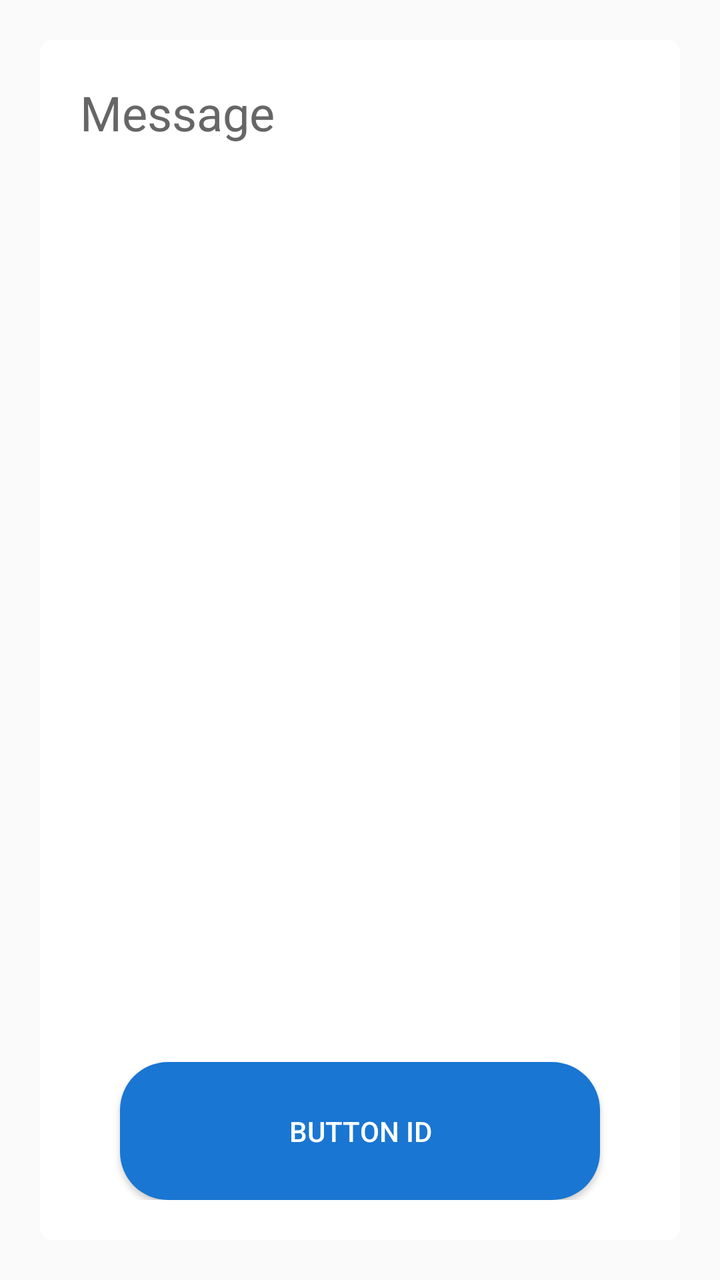
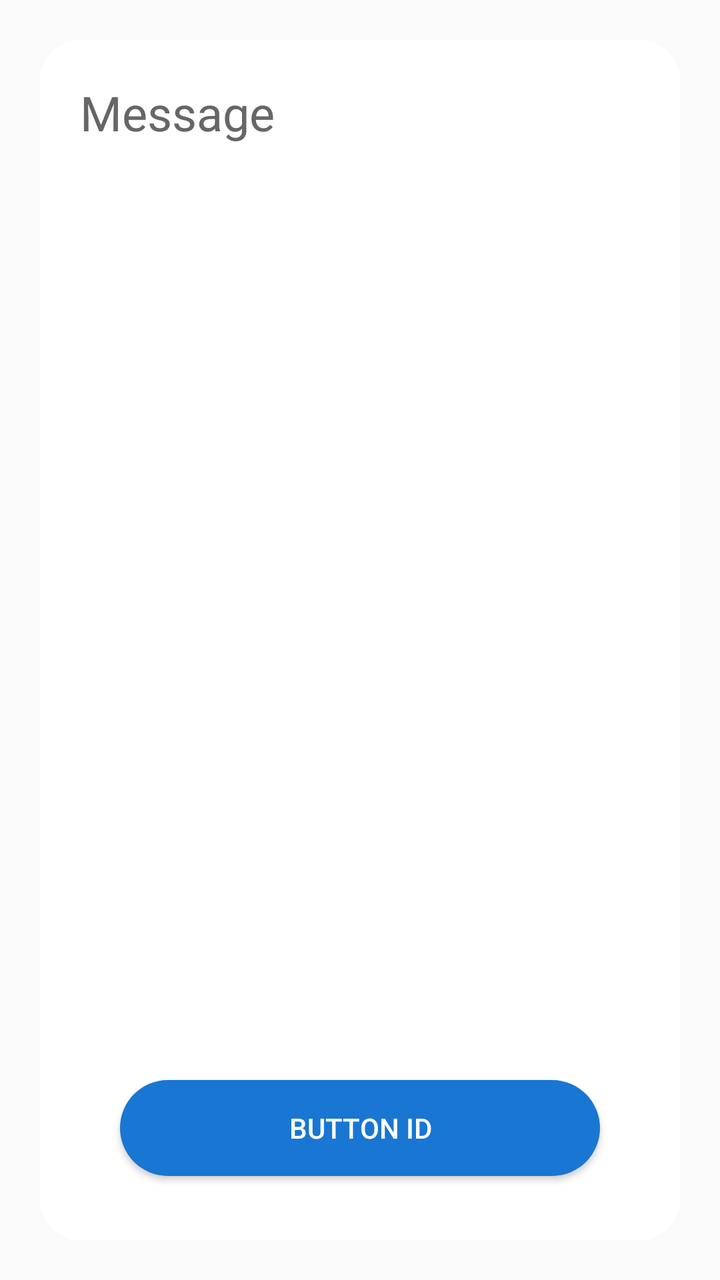

An Android layout rendered at two revisions. The XML below is the earlier revision; the diff shows what the commit changed to produce the second picture.
<!-- AndroidManifest.xml: application theme Theme.RoomEqualizer -->
<!-- res/layout/popup_layout2.xml -->
<?xml version="1.0" encoding="utf-8"?>
<LinearLayout xmlns:android="http://schemas.android.com/apk/res/android"
    xmlns:app="http://schemas.android.com/apk/res-auto"
    android:layout_width="match_parent"
    android:layout_height="match_parent"
    android:gravity="center"
    android:orientation="vertical">

    <LinearLayout
        android:id="@+id/background"
        android:layout_width="match_parent"
        android:layout_height="600dp"
        android:layout_marginLeft="20dp"
        android:layout_marginRight="20dp"
        android:background="@drawable/bg_popup_white"
        android:orientation="vertical"
        android:padding="20dp">

        <LinearLayout
            android:layout_width="match_parent"
            android:layout_height="0dp"
            android:layout_weight="7"
            android:orientation="horizontal">

            <TextView
                android:id="@+id/tvMessage"
                android:layout_width="match_parent"
                android:layout_height="wrap_content"
                android:text="Message"
                android:textColor="@color/gray"
                android:textSize="24sp" />
        </LinearLayout>

        <android.widget.Button
            android:id="@+id/btnButtonID"
            android:layout_width="match_parent"
            android:layout_height="0dp"
            android:layout_marginLeft="20dp"
            android:layout_marginTop="10dp"
            android:layout_marginRight="20dp"
            android:layout_weight="1"
            android:background="@drawable/bg_button"
            android:text="Button ID"
            android:textColor="@color/btn_text_color" />

    </LinearLayout>

</LinearLayout>
<!-- resources referenced by this layout -->
<resources>
  <color name="btn_text_color">#FFFFFFFF</color>
  <color name="gray">#FF666666</color>
  <!-- drawable bg_button (drawable) -->
  <?xml version="1.0" encoding="utf-8"?>
  <selector xmlns:android="http://schemas.android.com/apk/res/android">
  
      
      <item android:state_pressed="true">
          <shape android:shape="rectangle">
              <solid android:color="#1976D2" /> 
              <corners android:radius="24dp" /> 
          </shape>
      </item>
  
      
      <item>
          <shape android:shape="rectangle">
              <solid android:color="#1976D2" /> 
              <corners android:radius="24dp" /> 
          </shape>
      </item>
  
  </selector>
  <!-- drawable bg_popup_white (drawable) -->
  <?xml version="1.0" encoding="utf-8"?>
  <selector xmlns:android="http://schemas.android.com/apk/res/android">
  
      <item android:state_pressed="true">
          <shape android:shape="rectangle">
              <solid android:color="#FFFFFFFF" /> 
              <corners android:radius="6dp" /> 
          </shape>
      </item>
  
      <item>
          <shape android:shape="rectangle">
              <solid android:color="#FFFFFFFF" /> 
              <corners android:radius="6dp" /> 
          </shape>
      </item>
  
  </selector>
  <style name="Theme.RoomEqualizer" parent="Theme.AppCompat.DayNight.NoActionBar">
          
          <item name="colorPrimary">@color/purple_500</item>
          <item name="colorPrimaryDark">@color/purple_700</item>
          <item name="colorAccent">@color/teal_200</item>
      </style>
  <color name="purple_500">#FF6200EE</color>
  <color name="purple_700">#FF3700B3</color>
  <color name="teal_200">#FF03DAC5</color>
</resources>

<!-- the commit's change to res/layout/popup_layout2.xml (unified diff, before → after) -->
@@ -29,19 +29,26 @@
                 android:text="Message"
                 android:textColor="@color/gray"
                 android:textSize="24sp" />
+
         </LinearLayout>
 
-        <android.widget.Button
-            android:id="@+id/btnButtonID"
+        <LinearLayout
             android:layout_width="match_parent"
             android:layout_height="0dp"
-            android:layout_marginLeft="20dp"
-            android:layout_marginTop="10dp"
-            android:layout_marginRight="20dp"
             android:layout_weight="1"
-            android:background="@drawable/bg_button"
-            android:text="Button ID"
-            android:textColor="@color/btn_text_color" />
+            android:orientation="vertical">
+
+            <android.widget.Button
+                android:id="@+id/btnButtonID"
+                android:layout_width="match_parent"
+                android:layout_height="wrap_content"
+                android:layout_marginLeft="20dp"
+                android:layout_marginTop="10dp"
+                android:layout_marginRight="20dp"
+                android:background="@drawable/bg_button"
+                android:text="Button ID"
+                android:textColor="@color/btn_text_color" />
+        </LinearLayout>
 
     </LinearLayout>
 
<!-- resource entries referenced after the edit -->
@@ -25,23 +25,11 @@
   </selector>
   <!-- drawable bg_popup_white (drawable) -->
   <?xml version="1.0" encoding="utf-8"?>
-  <selector xmlns:android="http://schemas.android.com/apk/res/android">
-  
-      <item android:state_pressed="true">
-          <shape android:shape="rectangle">
-              <solid android:color="#FFFFFFFF" /> 
-              <corners android:radius="6dp" /> 
-          </shape>
-      </item>
-  
-      <item>
-          <shape android:shape="rectangle">
-              <solid android:color="#FFFFFFFF" /> 
-              <corners android:radius="6dp" /> 
-          </shape>
-      </item>
-  
-  </selector>
+  <shape xmlns:android="http://schemas.android.com/apk/res/android"
+      android:shape="rectangle">
+      <solid android:color="#FFFFFFFF" />
+      <corners android:radius="20dp" />
+  </shape>
   <style name="Theme.RoomEqualizer" parent="Theme.AppCompat.DayNight.NoActionBar">
           
           <item name="colorPrimary">@color/purple_500</item>
